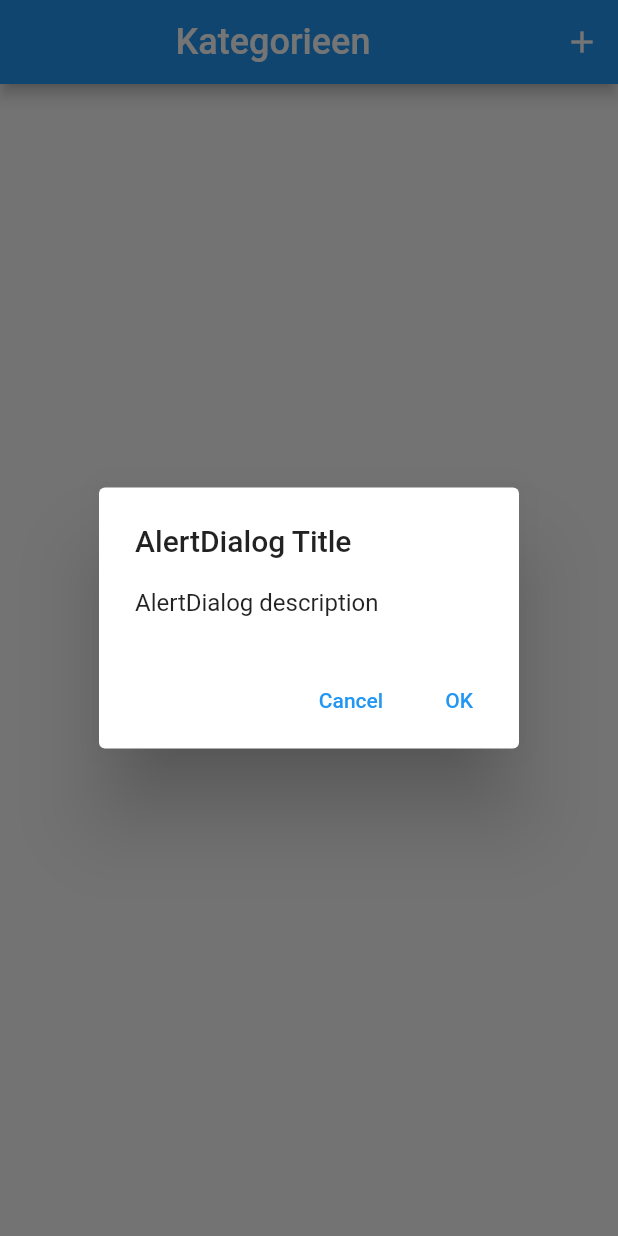
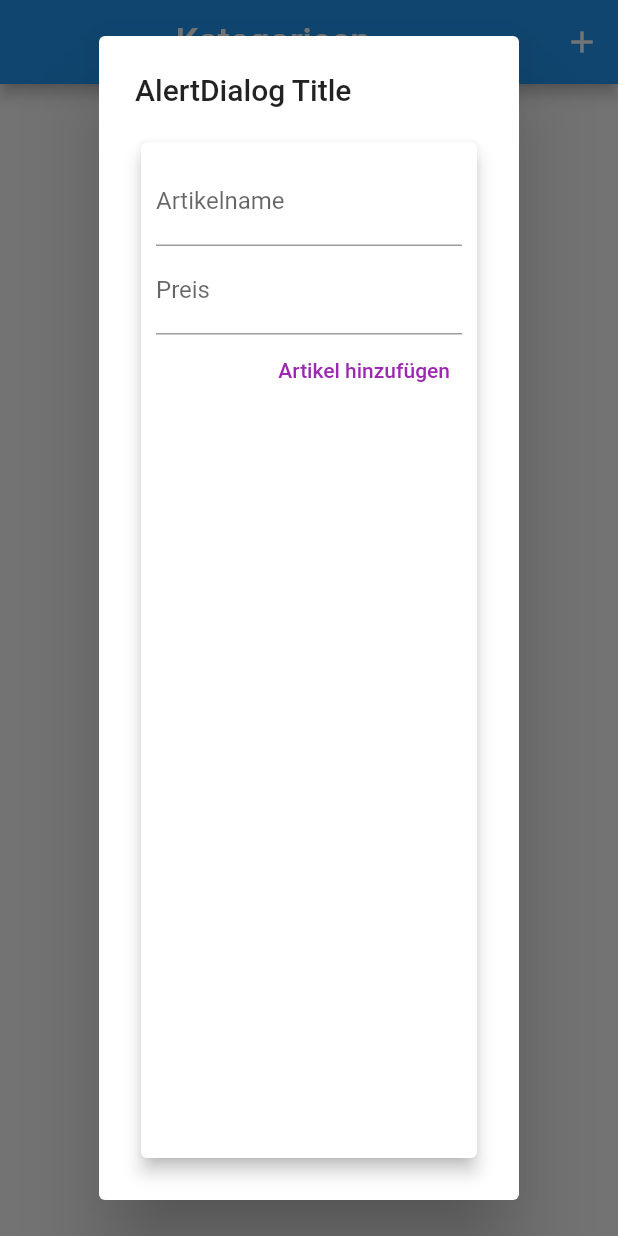
Before and after one commit to felix7700/ewm, a Flutter app: the screen it shows after launch, after a tap on the "add" icon, on a phone screen of 412 x 824 dp. Run offline on Flutter 3.47's test engine with Material 2 defaults, Android fonts, the phone set to English and light mode, and no system bars; our stand-ins replace sqflite; accounts and stored records are empty.

Commit message:
AddNewItemCard

```diff
--- a/lib/main.dart
+++ b/lib/main.dart
@@ -1,5 +1,5 @@
 import 'package:ewm/dbhelper.dart';
-import 'package:ewm/widgets/ListViews/category_list.dart';
+import 'package:ewm/widgets/Pages/category_list.dart';
 import 'package:flutter/material.dart';
 
 void main() {
--- a/lib/widgets/Buttons/add_button.dart
+++ b/lib/widgets/Buttons/add_button.dart
@@ -1,24 +1,20 @@
+import 'package:ewm/widgets/InputCards/add_new_item_input_card.dart';
 import 'package:flutter/material.dart';
 
 class AddButton extends StatelessWidget {
   const AddButton({Key? key}) : super(key: key);
+
+  void addItem({required List<dynamic> newItemValues}) {
+    print('AddItem: ' + newItemValues.toString());
+  }
 
   Future<String?> _showDialog(context) {
     return showDialog<String>(
       context: context,
       builder: (BuildContext context) => AlertDialog(
         title: const Text('AlertDialog Title'),
-        content: const Text('AlertDialog description'),
-        actions: <Widget>[
-          TextButton(
-            onPressed: () => Navigator.pop(context, 'Cancel'),
-            child: const Text('Cancel'),
-          ),
-          TextButton(
-            onPressed: () => Navigator.pop(context, 'OK'),
-            child: const Text('OK'),
-          ),
-        ],
+        content:
+            AddNewItemCard(addItem: (values) => addItem(newItemValues: values)),
       ),
     );
   }
--- /dev/null
+++ b/lib/widgets/InputCards/add_new_item_input_card.dart
@@ -0,0 +1,91 @@
+import 'package:flutter/material.dart';
+
+class AddNewItemCard extends StatelessWidget {
+  AddNewItemCard({Key? key, required this.addItem}) : super(key: key);
+  final Function addItem;
+  final titleController = TextEditingController();
+  final priceController = TextEditingController();
+  final _formKeyTitleInput = GlobalKey<FormState>();
+  final _formKeyPriceInput = GlobalKey<FormState>();
+
+  @override
+  Widget build(BuildContext context) {
+    return Card(
+      elevation: 5,
+      child: Container(
+        padding: const EdgeInsets.all(10),
+        child: Column(
+          crossAxisAlignment: CrossAxisAlignment.end,
+          children: <Widget>[
+            Form(
+              key: _formKeyTitleInput,
+              child: Column(
+                crossAxisAlignment: CrossAxisAlignment.start,
+                children: [
+                  TextFormField(
+                    decoration: const InputDecoration(labelText: 'Artikelname'),
+                    controller: titleController,
+                    validator: (value) {
+                      if (value!.isEmpty) {
+                        return 'Bitte einen Artikelnamen eingeben!';
+                      }
+                      if (value.length > 20) {
+                        return 'Maximal 20 Zeichen!';
+                      }
+                      return null;
+                    },
+                  ),
+                ],
+              ),
+            ),
+            Form(
+              key: _formKeyPriceInput,
+              child: Column(
+                crossAxisAlignment: CrossAxisAlignment.start,
+                children: [
+                  TextFormField(
+                    decoration: const InputDecoration(labelText: 'Preis'),
+                    controller: priceController,
+                    keyboardType: TextInputType.number,
+                    validator: (value) {
+                      if (value!.isEmpty) {
+                        return 'Bitte einen Preis eingeben!';
+                      }
+                      if (double.parse(value) > 999.99) {
+                        return 'Bitte einen realen Artikelpreis eingeben!';
+                      }
+
+                      return null;
+                    },
+                  ),
+                ],
+              ),
+            ),
+            TextButton(
+              child: const Text(
+                'Artikel hinzufügen',
+                style: TextStyle(color: Colors.purple),
+              ),
+              onPressed: () {
+                if (_formKeyTitleInput.currentState!.validate() &&
+                    _formKeyPriceInput.currentState!.validate()) {
+                  debugPrint('submitData()');
+                  addItem([titleController.text, priceController.text]);
+                }
+                if (_formKeyTitleInput.currentState!.validate() &&
+                    _formKeyPriceInput.currentState!.validate()) {
+                  ScaffoldMessenger.of(context).showSnackBar(
+                    const SnackBar(
+                      content:
+                          Text('Artikel wurde zur Einkausliste hinzugefügt'),
+                    ),
+                  );
+                }
+              },
+            ),
+          ],
+        ),
+      ),
+    );
+  }
+}
```
Also changed, not shown: lib/widgets/Pages/category_list.dart (renamed from lib/widgets/ListViews/category_list.dart).
